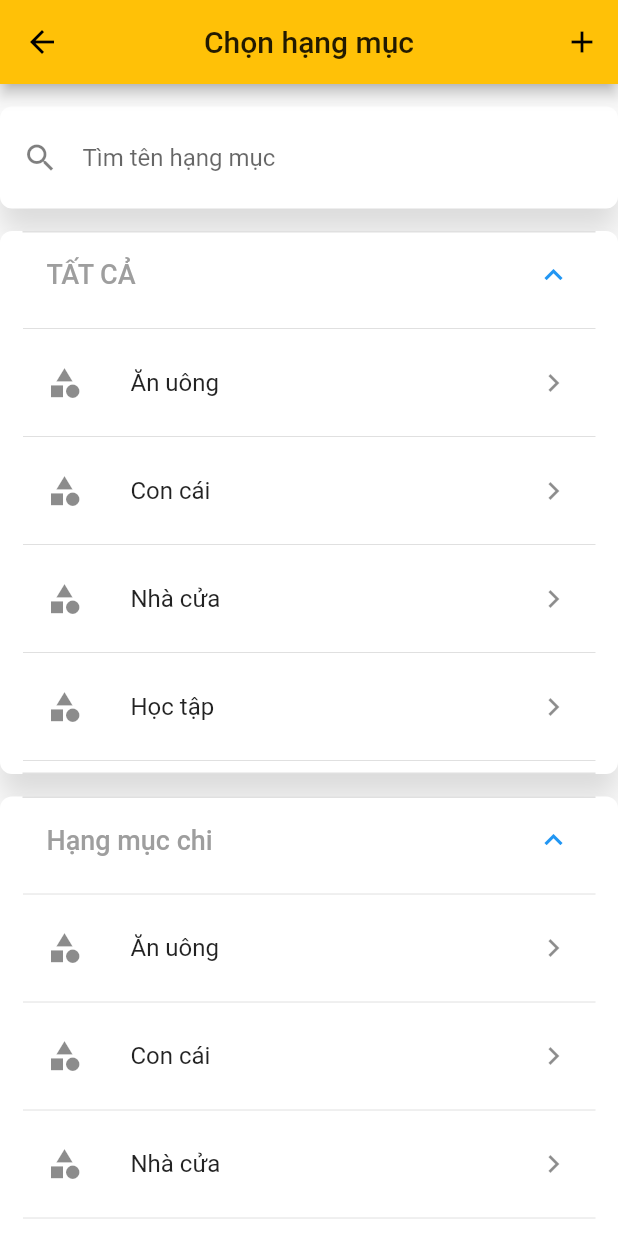
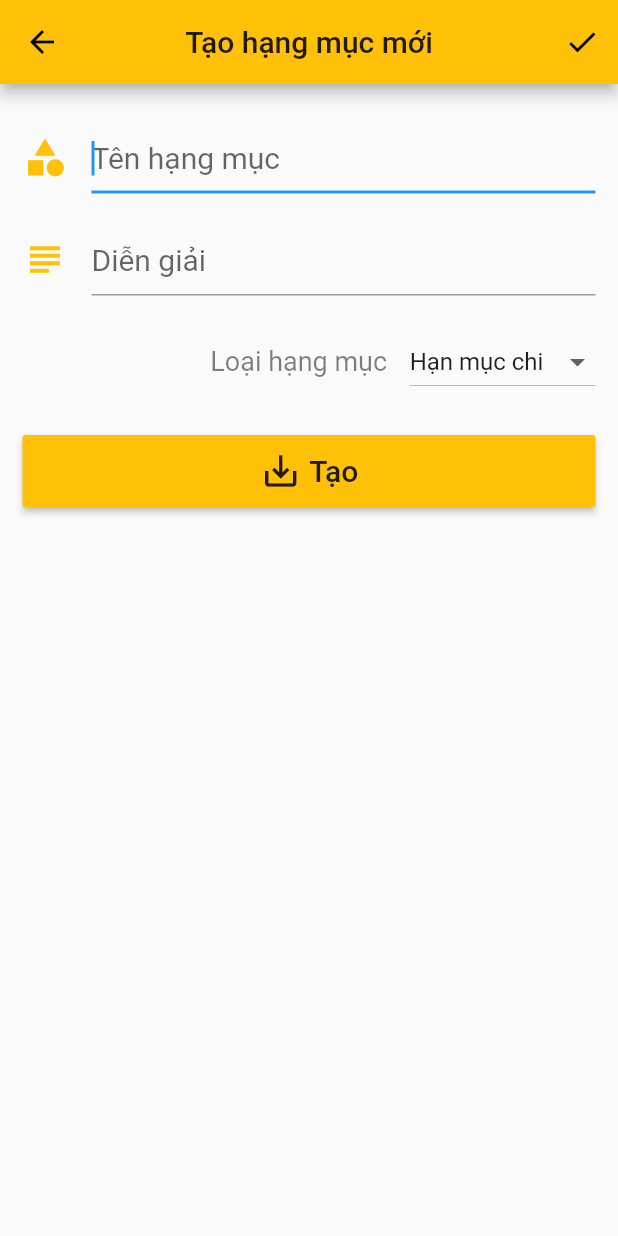
Before and after one commit to hiru-vn/wallet-app-money-management-flutter, a Flutter app: the CategoryPage screen opened directly, after a tap on the "add" icon, on a phone screen of 412 x 824 dp. Run offline on Flutter 3.47's test engine with Material 2 defaults, Android fonts, the phone set to English and light mode, and no system bars; our stand-ins replace charts_flutter, flutter_screenutil.

Commit message:
add pages UI
- account page
- category page

```diff
--- /dev/null
+++ b/lib/pages/add_category_page.dart
@@ -0,0 +1,149 @@
+import 'package:flutter/material.dart';
+import 'package:flutter_screenutil/flutter_screenutil.dart';
+
+class AddCategoryPage extends StatefulWidget {
+  AddCategoryPage({Key key}) : super(key: key);
+
+  @override
+  _AddCategoryPageState createState() => _AddCategoryPageState();
+}
+
+class _AddCategoryPageState extends State<AddCategoryPage> {
+  List _option = ["Hạng mục thu", "Hạn mục chi"];
+  List<DropdownMenuItem<String>> _dropDownMenuItems;
+  String _currentOption;
+
+  @override
+  void initState() {
+    _dropDownMenuItems = getDropDownMenuItems();
+    _currentOption = "Hạn mục chi";
+    super.initState();
+  }
+
+  List<DropdownMenuItem<String>> getDropDownMenuItems() {
+    List<DropdownMenuItem<String>> items = new List();
+    for (String option in _option) {
+      items.add(DropdownMenuItem(value: option, child: Text(option)));
+    }
+    return items;
+  }
+
+  void changedDropDownItem(String selectedOption) {
+    setState(() {
+      _currentOption = selectedOption;
+    });
+  }
+
+  _submit() {
+    //add data
+    Navigator.pop(context);
+  }
+
+  @override
+  Widget build(BuildContext context) {
+    ScreenUtil.instance = ScreenUtil.getInstance()..init(context);
+    ScreenUtil.instance =
+        ScreenUtil(width: 1080, height: 1920, allowFontScaling: true);
+    return Scaffold(
+        appBar: AppBar(
+          title: Text('Tạo hạng mục mới'),
+          centerTitle: true,
+          actions: <Widget>[
+            IconButton(
+              icon: Icon(Icons.check),
+              onPressed: _submit,
+            )
+          ],
+        ),
+        body: SingleChildScrollView(
+          child: Container(
+            width: double.infinity,
+            child: Column(
+              children: <Widget>[
+                SizedBox(
+                  height: 15,
+                ),
+                Container(
+                  padding: EdgeInsets.symmetric(vertical: 10, horizontal: 15),
+                  width: double.infinity,
+                  child: TextField(
+                    autofocus: true,
+                    style: TextStyle(fontSize: 20),
+                    decoration: InputDecoration(
+                        hintText: 'Tên hạng mục',
+                        hintStyle: TextStyle(fontSize: 20),
+                        icon: Icon(
+                          Icons.category,
+                          size: 30,
+                          color: Theme.of(context).primaryColor,
+                        )),
+                  ),
+                ),
+                Container(
+                  padding: EdgeInsets.symmetric(vertical: 10, horizontal: 15),
+                  width: double.infinity,
+                  child: TextField(
+                    autofocus: true,
+                    style: TextStyle(fontSize: 20),
+                    decoration: InputDecoration(
+                        hintText: 'Diễn giải',
+                        hintStyle: TextStyle(fontSize: 20),
+                        icon: Icon(
+                          Icons.subject,
+                          size: 30,
+                          color: Theme.of(context).primaryColor,
+                        )),
+                  ),
+                ),
+                Container(
+                  padding: EdgeInsets.symmetric(vertical: 10, horizontal: 15),
+                  width: double.infinity,
+                  child: Row(
+                    mainAxisAlignment: MainAxisAlignment.end,
+                    children: <Widget>[
+                      Text('Loại hạng mục', style: TextStyle(fontSize: 18,color: Colors.black.withOpacity(0.5)),),
+                      SizedBox(width: 15),
+                      DropdownButton(
+                        value: _currentOption,
+                        items: _dropDownMenuItems,
+                        onChanged: changedDropDownItem,
+                      ),
+                    ],
+                  ),
+                ),
+                SizedBox(
+                  height: 15,
+                ),
+                Padding(
+                  padding: EdgeInsets.symmetric(horizontal: 15),
+                  child: RaisedButton(
+                    color: Theme.of(context).primaryColor,
+                    child: Padding(
+                      padding: EdgeInsets.all(10),
+                      child: Row(
+                        mainAxisAlignment: MainAxisAlignment.center,
+                        children: <Widget>[
+                          Icon(
+                            Icons.save_alt,
+                            size: 28,
+                          ),
+                          SizedBox(
+                            width: 5,
+                          ),
+                          Text(
+                            'Tạo',
+                            style: Theme.of(context).textTheme.title,
+                          ),
+                        ],
+                      ),
+                    ),
+                    onPressed: _submit,
+                  ),
+                ),
+
+              ],
+            ),
+          ),
+        ));
+  }
+}
--- a/lib/pages/category_page.dart
+++ b/lib/pages/category_page.dart
@@ -1,5 +1,6 @@
 import 'package:flutter/material.dart';
 import 'package:flutter_screenutil/flutter_screenutil.dart';
+import 'package:wallet_exe/pages/add_category_page.dart';
 import 'package:wallet_exe/widgets/card_category_list.dart';
 import 'package:wallet_exe/widgets/item_category.dart';
 
@@ -43,7 +44,12 @@ class _CategoryPageState extends State<CategoryPage> {
         actions: <Widget>[
           IconButton(
             icon: Icon(Icons.add),
-            onPressed: () {},
+            onPressed: () {
+              Navigator.push(
+                context,
+                MaterialPageRoute(builder: (context) => AddCategoryPage()),
+              );
+            },
           )
         ],
       ),
```
Also changed, not shown: lib/pages/add_account_page.dart (added, +169 -0 lines), lib/pages/main_page.dart (+23 -6 lines), lib/pages/new_transaction_page.dart (+6 -1 lines).
